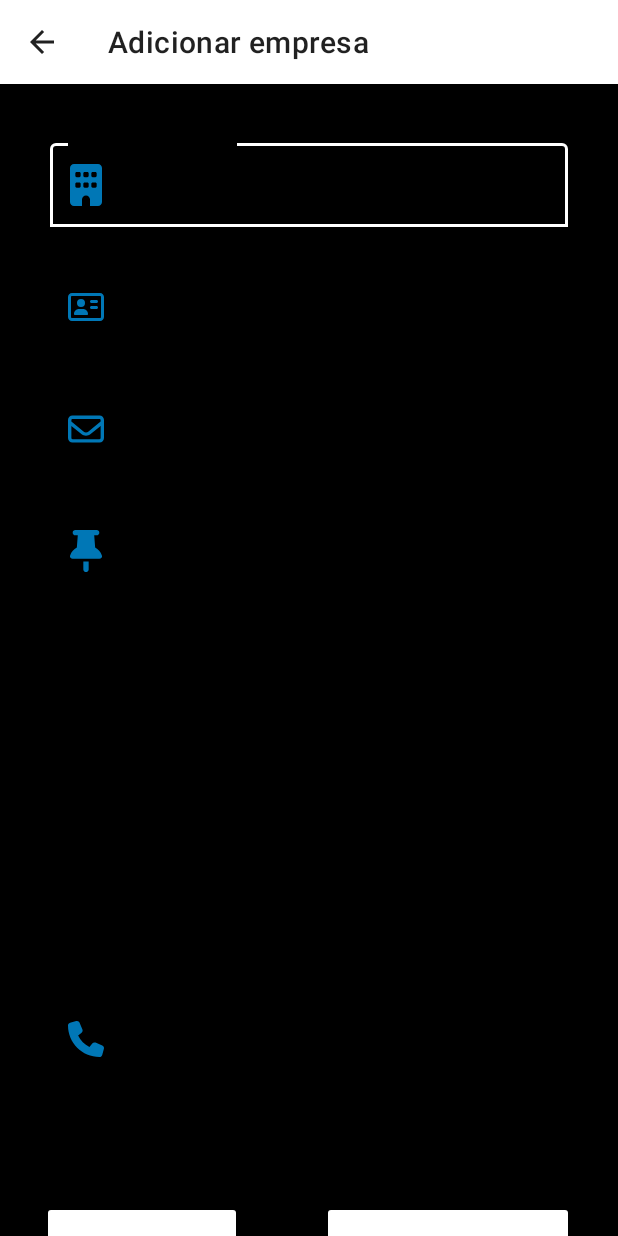
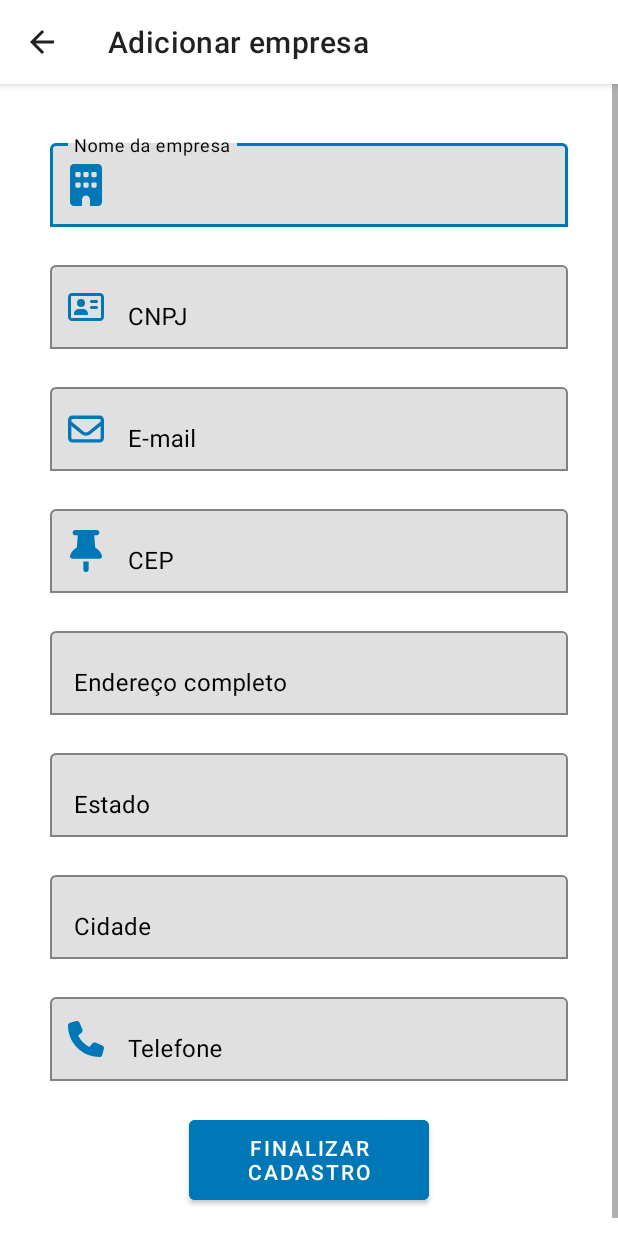
Before and after one commit to Siiki-89/cursos, an Android app: the TrabalhoFragment screen opened through its navigation route, in the options menu, after a tap on "Adicionar empresa", on a phone screen of 412 x 824 dp. Run offline under Robolectric (Android 15) with nearby library versions, the light colour scheme and no system bars; our stand-ins replace Volley, navigation-ui; network calls fail.

Commit message:
att layout

```diff
--- a/cursoetrabalho/app/src/main/AndroidManifest.xml
+++ b/cursoetrabalho/app/src/main/AndroidManifest.xml
@@ -56,11 +56,12 @@
         <activity
             android:name=".activity.form_entrar"
             android:exported="false"
-            android:theme="@style/Theme.MaterialComponents.NoActionBar" />
+            android:label="Entrar"
+            android:theme="@style/Theme.Entrada"/>
         <activity
             android:name=".activity.form_entrada"
             android:exported="true"
-            android:theme="@style/Theme.MaterialComponents.DayNight.NoActionBar">
+            android:theme="@style/Theme.MaterialComponents.NoActionBar">
             <intent-filter>
                 <action android:name="android.intent.action.MAIN" />
 
--- a/cursoetrabalho/app/src/main/java/com/example/cursoetrabalho/DAO/CursoDAO.java
+++ b/cursoetrabalho/app/src/main/java/com/example/cursoetrabalho/DAO/CursoDAO.java
@@ -35,7 +35,7 @@ import java.util.Map;
 public class CursoDAO {
     private Context mContext;
     private static final String HTTP = "http://";
-    private static final String IP = "192.168.215.187";
+    private static final String IP = "10.3.18.32";
     private static final String BASE_URL = HTTP + IP;
     private static final String INSERT_URL = BASE_URL + "/conexao/cadastroCurso.php";
     private static final String LIST_URL = BASE_URL + "/conexao/listarCurso.php";
--- a/cursoetrabalho/app/src/main/java/com/example/cursoetrabalho/DAO/EmpresaDAO.java
+++ b/cursoetrabalho/app/src/main/java/com/example/cursoetrabalho/DAO/EmpresaDAO.java
@@ -30,7 +30,7 @@ import java.util.Map;
 
 public class EmpresaDAO {
     private Context mContext;
-    private static final String BASE_URL = "http://192.168.215.187/";
+    private static final String BASE_URL = "http://10.3.18.32/";
     private static final String INSERT_URL = BASE_URL + "/conexao/cadastroEmpresa.php";
 
     public EmpresaDAO(Context context) {
--- a/cursoetrabalho/app/src/main/java/com/example/cursoetrabalho/DAO/VagaDAO.java
+++ b/cursoetrabalho/app/src/main/java/com/example/cursoetrabalho/DAO/VagaDAO.java
@@ -30,7 +30,7 @@ import java.util.Map;
 public class VagaDAO {
     private Context mContext;
     private static final String HTTP = "http://";
-    private static final String IP = "192.168.215.187";
+    private static final String IP = "10.3.18.32";
     private static final String BASE_URL = HTTP + IP;
     private static final String INSERT_URL = BASE_URL + "/conexao/cadastroVaga.php";
     private static final String LIST_URL = BASE_URL + "/conexao/listarVaga.php";
--- a/cursoetrabalho/app/src/main/res/drawable/config_button.xml
+++ b/cursoetrabalho/app/src/main/res/drawable/config_button.xml
@@ -1,5 +1,4 @@
 <?xml version="1.0" encoding="utf-8"?>
 <shape xmlns:android="http://schemas.android.com/apk/res/android">
-    <solid android:color="#0077B6"/>
     <corners android:radius="2dp"/>
 </shape>
--- a/cursoetrabalho/app/src/main/res/layout/activity_form_add_empresa.xml
+++ b/cursoetrabalho/app/src/main/res/layout/activity_form_add_empresa.xml
@@ -25,6 +25,7 @@
             android:hint="Nome da empresa"
             android:textColorHint="#000000"
             app:boxBackgroundMode="outline"
+            app:boxStrokeColor="#0077B6"
             app:hintTextColor="#000000"
             app:layout_constraintEnd_toEndOf="parent"
             app:layout_constraintStart_toStartOf="parent"
@@ -50,6 +51,7 @@
             android:hint="CNPJ"
             android:textColorHint="#000000"
             app:boxBackgroundMode="outline"
+            app:boxStrokeColor="#0077B6"
             app:hintTextColor="#000000"
             app:layout_constraintEnd_toEndOf="parent"
             app:layout_constraintStart_toStartOf="parent"
@@ -75,6 +77,7 @@
             app:startIconDrawable="@drawable/icon_add_empresa_email"
             android:textColorHint="#000000"
             app:boxBackgroundMode="outline"
+            app:boxStrokeColor="#0077B6"
             app:hintTextColor="#000000"
             app:layout_constraintEnd_toEndOf="parent"
             app:layout_constraintStart_toStartOf="parent"
@@ -100,6 +103,7 @@
             android:hint="CEP"
             android:textColorHint="#000000"
             app:boxBackgroundMode="outline"
+            app:boxStrokeColor="#0077B6"
             app:hintTextColor="#000000"
             app:layout_constraintEnd_toEndOf="parent"
             app:layout_constraintStart_toStartOf="parent"
@@ -123,6 +127,7 @@
             android:hint="Endereço completo"
             android:textColorHint="#000000"
             app:boxBackgroundMode="outline"
+            app:boxStrokeColor="#0077B6"
             app:hintTextColor="#000000"
             app:layout_constraintEnd_toEndOf="parent"
             app:layout_constraintStart_toStartOf="parent"
@@ -146,6 +151,7 @@
             android:hint="Estado"
             android:textColorHint="#000000"
             app:boxBackgroundMode="outline"
+            app:boxStrokeColor="#0077B6"
             app:hintTextColor="#000000"
             app:layout_constraintEnd_toEndOf="parent"
             app:layout_constraintStart_toStartOf="parent"
@@ -170,6 +176,7 @@
             android:hint="Cidade"
             android:textColorHint="#000000"
             app:boxBackgroundMode="outline"
+            app:boxStrokeColor="#0077B6"
             app:hintTextColor="#000000"
             app:layout_constraintEnd_toEndOf="parent"
             app:layout_constraintStart_toStartOf="parent"
@@ -196,6 +203,7 @@
             app:startIconDrawable="@drawable/icon_add_empresa_telefone"
             android:textColorHint="#000000"
             app:boxBackgroundMode="outline"
+            app:boxStrokeColor="#0077B6"
             app:hintTextColor="#000000"
             app:layout_constraintEnd_toEndOf="parent"
             app:layout_constraintStart_toStartOf="parent"
@@ -209,49 +217,20 @@
                 android:inputType="number" />
         </com.google.android.material.textfield.TextInputLayout>
 
-        <TextView
-            android:id="@+id/textView5"
-            android:layout_width="wrap_content"
-            android:layout_height="wrap_content"
-            android:layout_marginStart="32dp"
-            android:layout_marginTop="32dp"
-            android:text="Logo da empresa"
-            android:textColor="#000000"
-            android:textSize="16sp"
-            app:layout_constraintStart_toStartOf="parent"
-            app:layout_constraintTop_toBottomOf="@+id/txtTelefone" />
-
-        <Button
-            android:id="@+id/btnEnviarImagem"
-            android:layout_width="125dp"
-            android:layout_height="wrap_content"
-            android:layout_marginStart="32dp"
-            android:layout_marginTop="32dp"
-            android:layout_marginBottom="20dp"
-            android:background="@drawable/config_button"
-            android:text="Enviar imagem"
-            android:textAlignment="center"
-            android:textColor="#FFFFFF"
-            app:layout_constraintBottom_toBottomOf="parent"
-            app:layout_constraintStart_toStartOf="parent"
-            app:layout_constraintTop_toBottomOf="@+id/textView5" />
-
         <Button
             android:id="@+id/btnFinalizar"
             android:layout_width="160dp"
-            android:layout_height="wrap_content"
-            android:layout_marginTop="32dp"
-            android:layout_marginEnd="33dp"
-            android:layout_marginBottom="20dp"
-            android:background="@drawable/config_button"
+            android:layout_height="65dp"
+            android:layout_marginTop="20dp"
+            android:layout_marginBottom="30dp"
+            android:backgroundTint="@color/azul"
             android:text="Finalizar cadastro"
             android:textAlignment="center"
             android:textColor="#FFFFFF"
             app:layout_constraintBottom_toBottomOf="parent"
             app:layout_constraintEnd_toEndOf="parent"
-            app:layout_constraintHorizontal_bias="1.0"
-            app:layout_constraintStart_toEndOf="@+id/btnEnviarImagem"
-            app:layout_constraintTop_toBottomOf="@+id/textView5" />
+            app:layout_constraintStart_toStartOf="parent"
+            app:layout_constraintTop_toBottomOf="@+id/txtTelefone" />
 
     </androidx.constraintlayout.widget.ConstraintLayout>
 
--- /dev/null
+++ b/cursoetrabalho/app/src/main/res/values/styles.xml
@@ -0,0 +1,6 @@
+<?xml version="1.0" encoding="utf-8"?>
+<resources>
+    <style name="CustomButtonStyle">
+        <item name="android:background">@color/azul</item>
+    </style>
+</resources>
--- a/cursoetrabalho/app/src/main/res/values/themes.xml
+++ b/cursoetrabalho/app/src/main/res/values/themes.xml
@@ -1,12 +1,16 @@
 <resources xmlns:tools="http://schemas.android.com/tools">
     <!-- Base application theme. -->
-    <style name="Base.Theme.Cursoetrabalho" parent="Theme.MaterialComponents.DayNight">
+    <style name="Base.Theme.Cursoetrabalho" parent="Theme.MaterialComponents.Light">
         <item name="colorPrimary">@color/white</item>
-        <item name="android:windowBackground">@color/black</item>
-        <item name="colorSecondary">@color/white</item>
+        <item name="colorAccent">@color/white</item>
+    </style>
+
+    <style name="Entrada" parent="Theme.MaterialComponents">
+        <item name="colorPrimary">@color/white</item>
         <item name="colorAccent">@color/white</item>
     </style>
 
     <style name="Theme.Cursoetrabalho" parent="Base.Theme.Cursoetrabalho" />
+    <style name="Theme.Entrada" parent="Entrada" />
 
 </resources>
```
Also changed, not shown: cursoetrabalho/app/src/main/res/layout/activity_form_add_curso.xml (+6 -4 lines), cursoetrabalho/app/src/main/res/layout/activity_form_add_vaga.xml (+13 -9 lines), cursoetrabalho/app/src/main/res/layout/activity_form_entrar.xml (+8 -5 lines).
